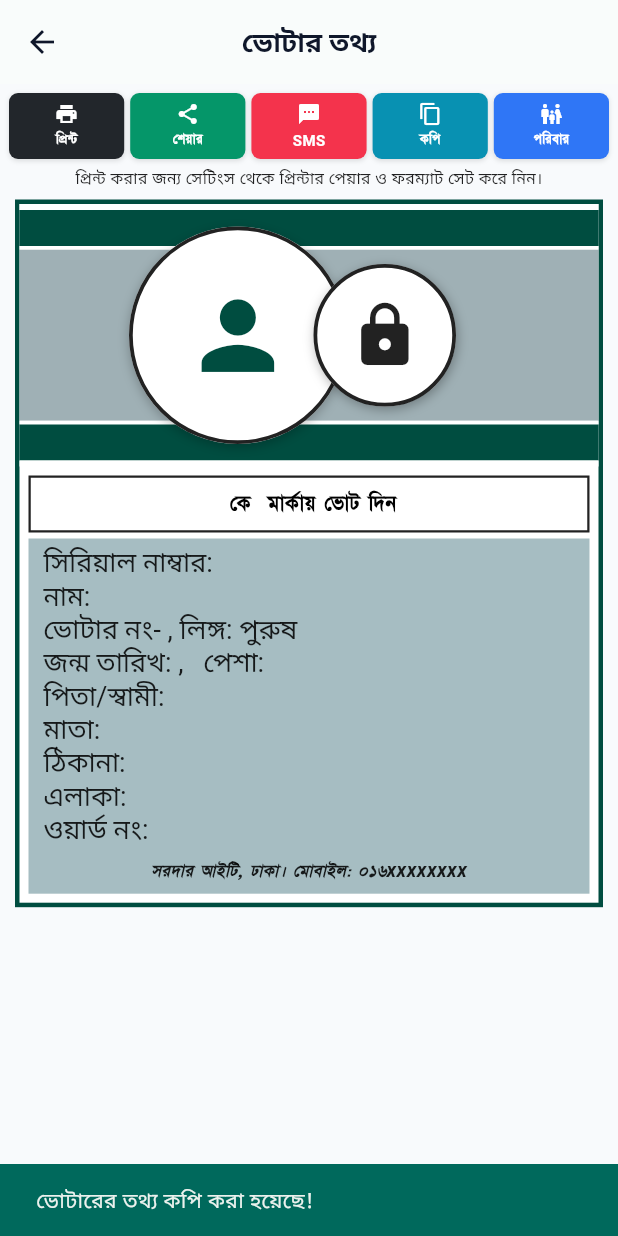
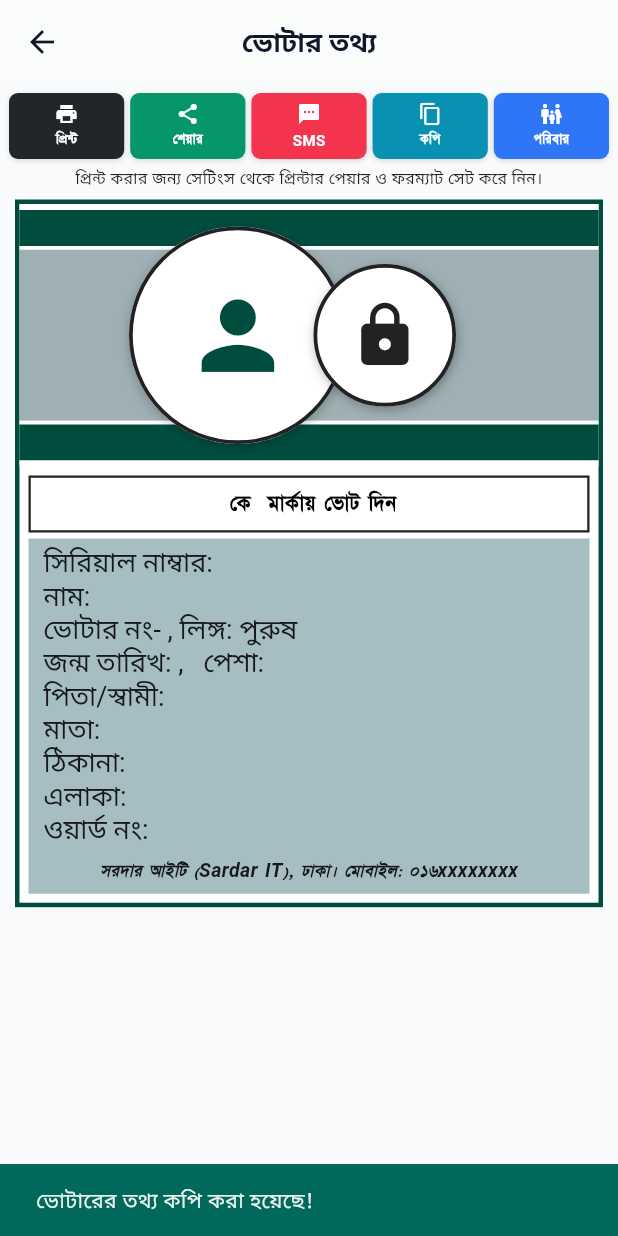
Before and after one commit to MajedSardar64/smart_voter_app, a Flutter app: the VoterDetailScreen screen opened directly with empty values, after a tap on "কপি", on a phone screen of 412 x 824 dp. Run offline on Flutter 3.47's test engine with Material 3 defaults, Android fonts, the phone set to English and light mode, and no system bars; our stand-ins replace camera, connectivity_plus, google_fonts, package_info_plus, pdf, printing and 3 more; missing offline and left inert: encrypt, google_mlkit_text_recognition; accounts and stored records are empty.

Commit message:
মাল্টিপল কোম্পানির প্রোফাইল সিস্টেম যুক্ত করা হয়েছে

```diff
--- a/lib/config/app_config.dart
+++ b/lib/config/app_config.dart
@@ -1,4 +1,23 @@
 import 'package:flutter/foundation.dart';
+
+// 🔴 প্রতিটি কোম্পানির প্রোফাইল মডেল
+class CompanyProfile {
+  final String companyName;
+  final String companyCity;
+  final String helplineNumber;
+  final String companyWebsite;
+  final String developerName;
+  final String copyrightYears;
+
+  const CompanyProfile({
+    required this.companyName,
+    required this.companyCity,
+    required this.helplineNumber,
+    this.companyWebsite = 'আপাতত নেই',
+    this.developerName = 'সরদার',
+    this.copyrightYears = '২০২৪-২০২৮',
+  });
+}
 
 class AppConfig {
   static const bool isLiveApiMode = true;
@@ -9,35 +28,74 @@ class AppConfig {
   static const String _apiEndpoint = "/VoterListApi/api-v1/app/api.php";
 
   // =========================================================================
-  // 🏢 কোম্পানির প্রাথমিক তথ্য (শুধুমাত্র এইখানে একবার পরিবর্তন করবেন)
+  // 🎯 ১. বর্তমানে কোন প্রোফাইলটি ডিফল্ট/সক্রিয় থাকবে?
+  // শুধুমাত্র নিচের নামটি পরিবর্তন করবেন (যেমন: 'sardar_it' অথবা 'smart_it' ইত্যাদি)
   // =========================================================================
-  static const String companyName = 'সরদার আইটি';
-  static const String companyCity = 'ঢাকা';
-  static const String helplineNumber = '০১৬xxxxxxxx';
-  static const String companyWebsite = 'আপাতত নেই';
-  static const String developerName = 'সরদার';
-  static const String copyrightYears = '২০২৪-২০২৬';
-  static const String appName = 'স্মার্ট ভোটার ইনফো';
+  static const String activeProfile = 'sardar_it';
 
   // =========================================================================
-  // ⚡ কম্পাইল-টাইম কনস্ট্যান্ট (কনস্ট্রাক্টরে সরাসরি ব্যবহারযোগ্য Const String)
+  // 🏢 ২. একাধিক কোম্পানির প্রোফাইল তালিকা
+  // এখানে আপনি ইচ্ছামতো যত খুশি কোম্পানির প্রোফাইল যোগ করে রাখতে পারবেন
   // =========================================================================
-  static const String companyAddress = '$companyCity, বাংলাদেশ';
-  static const String loginCompanyText = companyName;
-  static const String loginHelplineText = 'হেল্পলাইন: $helplineNumber';
-  static const String softwareFooterInfo =
-      '$companyName, $companyCity। মোবাইল: $helplineNumber';
-  static const String thermalFooterInfo =
-      '$companyName, $companyCity, $helplineNumber';
-  static const String copyrightText =
-      'স্বত্ব © $copyrightYears $companyName। সর্বস্বত্ব সংরক্ষিত।';
+  static const Map<String, CompanyProfile> companyProfiles = {
+    // প্রোফাইল ১: সরদার আইটি
+    'sardar_it': CompanyProfile(
+      companyName: 'সরদার আইটি (Sardar IT)',
+      companyCity: 'ঢাকা',
+      helplineNumber: '০১৬xxxxxxxx',
+      companyWebsite: 'আপাতত নেই',
+      developerName: 'সরদার',
+      copyrightYears: '২০২৪-২০২৭',
+    ),
 
-  // 🔴 নির্বাচন শেষ সংক্রান্ত বার্তা
-  static const String electionClosedNotice =
-      'নির্বাচন সম্পন্ন হওয়ায় সাময়িকভাবে এই সার্ভিসটি বন্ধ রয়েছে। বিস্তারিত তথ্যের জন্য অ্যাডমিনের সাথে যোগাযোগ করুন।';
+    // প্রোফাইল ২: উদাহরণ কোম্পানি (প্রয়োজনে তথ্য পরিবর্তন করুন)
+    'smart_tech': CompanyProfile(
+      companyName: 'স্মার্ট টেক সল্যুশন (Smart Tech)',
+      companyCity: 'চট্টগ্রাম',
+      helplineNumber: '০১৭১১০০০০০০',
+      companyWebsite: 'www.smarttech.com',
+      developerName: 'ইঞ্জি. কাওসার',
+      copyrightYears: '২০২৬',
+    ),
 
-  // 🔴 ফোন ডায়াল করার জন্য ইংরেজি ডিজিটের হেল্পলাইন
-  static String get rawHelplineNumber => helplineNumber
+    // প্রোফাইল ৩: অন্য যেকোনো কোম্পানি
+    'election_care': CompanyProfile(
+      companyName: 'ইলেকশন কেয়ার বাংলাদেশ',
+      companyCity: 'সিলেট',
+      helplineNumber: '০১৮২২০০০০০০',
+      companyWebsite: 'www.electioncare.com.bd',
+      developerName: 'আইটি টিম',
+      copyrightYears: '২০২৬-২০২৬',
+    ),
+  };
+
+  // =========================================================================
+  // ⚡ ৩. সক্রিয় প্রোফাইল রিডার (নিজে থেকেই সিলেক্টেড কোম্পানির ডাটা লোড করবে)
+  // =========================================================================
+  static CompanyProfile get current =>
+      companyProfiles[activeProfile] ?? companyProfiles.values.first;
+
+  // পুরো অ্যাপে স্বয়ংক্রিয়ভাবে বর্তমান কোম্পানির তথ্য সরবরাহের গেটারসমূহ
+  static const String appName = 'স্মার্ট ভোটার ইনফো';
+  static String get companyName => current.companyName;
+  static String get companyCity => current.companyCity;
+  static String get helplineNumber => current.helplineNumber;
+  static String get companyWebsite => current.companyWebsite;
+  static String get developerName => current.developerName;
+  static String get copyrightYears => current.copyrightYears;
+
+  static String get companyAddress => '${current.companyCity}, বাংলাদেশ';
+  static String get loginCompanyText => current.companyName;
+  static String get loginHelplineText => 'হেল্পলাইন: ${current.helplineNumber}';
+  static String get softwareFooterInfo =>
+      '${current.companyName}, ${current.companyCity}। মোবাইল: ${current.helplineNumber}';
+  static String get thermalFooterInfo =>
+      '${current.companyName}, ${current.companyCity}, ${current.helplineNumber}';
+  static String get copyrightText =>
+      'স্বত্ব © ${current.copyrightYears} ${current.companyName}। সর্বস্বত্ব সংরক্ষিত।';
+
+  // ফোন কল করার উপযোগী ইংরেজি ডিজিটের মোবাইল নম্বর
+  static String get rawHelplineNumber => current.helplineNumber
       .replaceAll('০', '0')
       .replaceAll('১', '1')
       .replaceAll('২', '2')
@@ -49,6 +107,10 @@ class AppConfig {
       .replaceAll('৮', '8')
       .replaceAll('৯', '9')
       .replaceAll('x', '-');
+
+  // 🔴 নির্বাচন শেষ সংক্রান্ত বার্তা
+  static const String electionClosedNotice =
+      'নির্বাচন সম্পন্ন হওয়ায় সাময়িকভাবে এই সার্ভিসটি বন্ধ রয়েছে। বিস্তারিত তথ্যের জন্য অ্যাডমিনের সাথে যোগাযোগ করুন।';
 
   // 🔴 ঢাকা টাইমজোন (UTC +6 ঘণ্টা)
   static DateTime get dhakaNow {
--- a/lib/widgets/voter_print_slip.dart
+++ b/lib/widgets/voter_print_slip.dart
@@ -16,21 +16,24 @@ class VoterPrintSlip extends StatelessWidget {
     super.key,
     required this.candidate,
     required this.voter,
-    this.footerText = AppConfig.thermalFooterInfo,
+    this.footerText = '',
     this.isRotated90 = true,
     this.slipFormat = 'format_1',
   });
 
   @override
   Widget build(BuildContext context) {
+    // 🔴 সক্রিয় কোম্পানির ফুটার টেক্সট সরাসরি লোড হবে
+    final effectiveFooter = footerText.trim().isNotEmpty
+        ? footerText
+        : AppConfig.thermalFooterInfo;
+
     final template = SlipRegistry.getTemplate(slipFormat);
     return template.buildSlip(
       context: context,
       candidate: candidate,
       voter: voter,
-      footerText: footerText.isNotEmpty
-          ? footerText
-          : AppConfig.thermalFooterInfo,
+      footerText: effectiveFooter,
       isRotated90: isRotated90,
     );
   }
```
